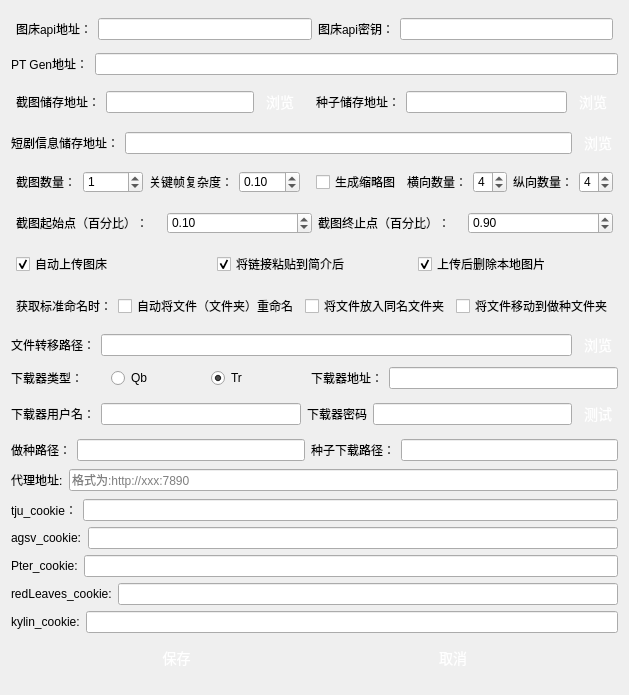
Before: the Qt Designer form ui/settings.ui in waidosia/ph-bjd-playlet, drawn with Qt 5.
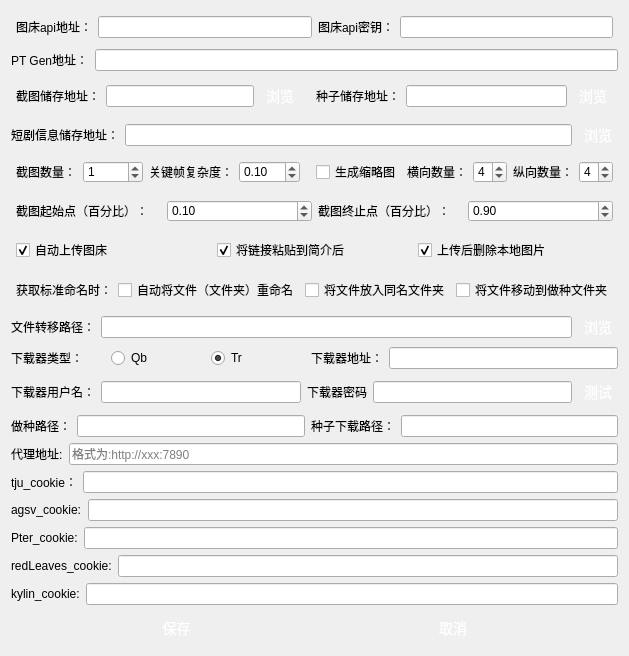
After: the same form once the commit is applied.

Diff of the .ui file:
```diff
--- a/ui/settings.ui
+++ b/ui/settings.ui
@@ -7,7 +7,7 @@
                 <x>0</x>
                 <y>0</y>
                 <width>628</width>
-                <height>695</height>
+    <height>594</height>
             </rect>
         </property>
         <property name="windowTitle">
```
Lines whose indentation alone changed are shown as unchanged.
